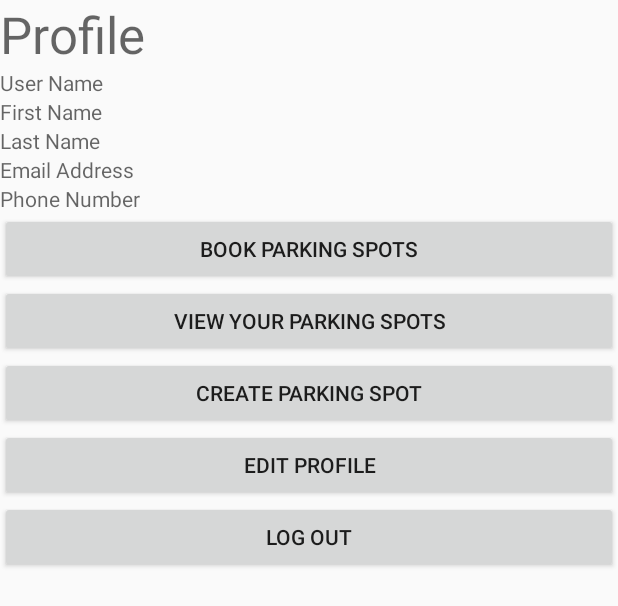
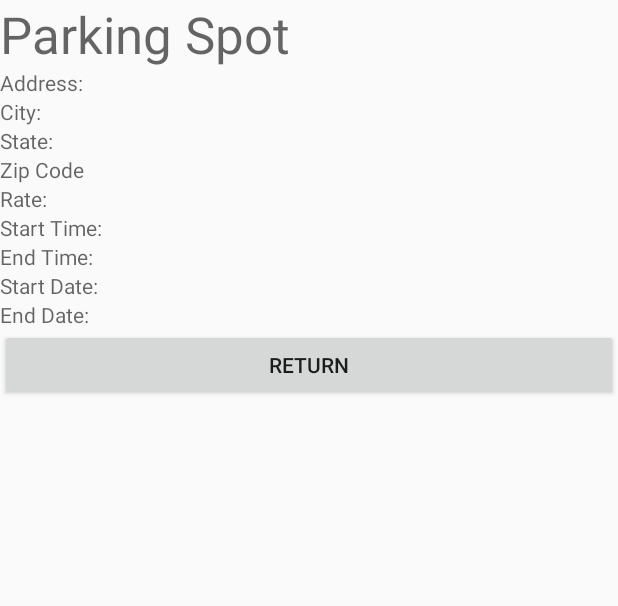
Before and after one commit to StephenKairos/ParkHere-BlackLightning, an Android app: the layout activity_parking_spot.xml on its own in the app's theme, with its tools: preview values and no code run, on a phone screen of 412 x 824 dp. Shown: the top 606 px of the screen. Run offline under Robolectric (Android 15) with nearby library versions, the phone set to English and light mode, and no system bars.

Commit message:
Updated ParkingSpotActivity

```diff
--- a/app/src/main/java/com/blacklightning/parkhere/ProfileActivity.java
+++ b/app/src/main/java/com/blacklightning/parkhere/ProfileActivity.java
@@ -137,6 +137,7 @@ public class ProfileActivity extends AppCompatActivity implements View.OnClickLi
          bCreateParkingSpots.setOnClickListener(this);
          bEditProfile.setOnClickListener(this);
          bLogOut.setOnClickListener(this);
+         bViewParkingSpots.setOnClickListener(this);
          testMaps.setOnClickListener(this);
     }
 
@@ -160,6 +161,10 @@ public class ProfileActivity extends AppCompatActivity implements View.OnClickLi
         } else if(v == testMaps) {
             Intent mapIntent = new Intent(ProfileActivity.this, MapsActivity.class);
             startActivity(mapIntent);
+        } else if(v == bViewParkingSpots) {
+            Intent viewParkingSpotsIntent = new Intent(ProfileActivity.this, ParkingSpotActivity.class);
+            viewParkingSpotsIntent.putExtra("pSpotID", "kappst12467");
+            startActivity(viewParkingSpotsIntent);
         }
      }
 }
--- a/app/src/main/res/layout/activity_parking_spot.xml
+++ b/app/src/main/res/layout/activity_parking_spot.xml
@@ -23,81 +23,80 @@
                 android:orientation="vertical" >
 
                 <TextView
-                    android:id="@+id/textView"
+                    android:id="@+id/parkingSpotTitle"
                     android:layout_width="match_parent"
                     android:layout_height="wrap_content"
-                    android:text="Profile"
+                    android:text="Parking Spot"
                     android:textAppearance="@style/TextAppearance.AppCompat.Display1" />
 
                 <TextView
-                    android:id="@+id/userName"
+                    android:id="@+id/pStAddress"
                     android:layout_width="match_parent"
                     android:layout_height="wrap_content"
                     android:ems="10"
-                    android:inputType="textPersonName"
-                    android:hint="User Name" />
+                    android:hint="Address:" />
 
                 <TextView
-                    android:id="@+id/firstName"
+                    android:id="@+id/pCity"
                     android:layout_width="match_parent"
                     android:layout_height="wrap_content"
                     android:ems="10"
-                    android:inputType="textPersonName"
-                    android:hint="First Name" />
+                    android:hint="City:" />
 
                 <TextView
-                    android:id="@+id/lastName"
+                    android:id="@+id/pState"
                     android:layout_width="match_parent"
                     android:layout_height="wrap_content"
                     android:ems="10"
-                    android:inputType="textPersonName"
-                    android:hint="Last Name" />
+                    android:hint="State:" />
 
                 <TextView
-                    android:id="@+id/emailAddress"
+                    android:id="@+id/pZipcode"
                     android:layout_width="match_parent"
                     android:layout_height="wrap_content"
                     android:ems="10"
-                    android:inputType="textPersonName"
-                    android:hint="Email Address" />
+                    android:hint="Zip Code" />
 
                 <TextView
-                    android:id="@+id/phoneNumber"
+                    android:id="@+id/pRate"
                     android:layout_width="match_parent"
                     android:layout_height="wrap_content"
                     android:ems="10"
-                    android:inputType="textPersonName"
-                    android:hint="Phone Number" />
+                    android:hint="Rate:" />
+
+                <TextView
+                    android:id="@+id/pTimeStart"
+                    android:layout_width="match_parent"
+                    android:layout_height="wrap_content"
+                    android:ems="10"
+                    android:hint="Start Time:" />
+
+                <TextView
+                    android:id="@+id/pTimeEnd"
+                    android:layout_width="match_parent"
+                    android:layout_height="wrap_content"
+                    android:ems="10"
+                    android:hint="End Time:" />
+
+                <TextView
+                    android:id="@+id/pDateStart"
+                    android:layout_width="match_parent"
+                    android:layout_height="wrap_content"
+                    android:ems="10"
+                    android:hint="Start Date:" />
+
+                <TextView
+                    android:id="@+id/pDateEnd"
+                    android:layout_width="match_parent"
+                    android:layout_height="wrap_content"
+                    android:ems="10"
+                    android:hint="End Date:" />
 
                 <Button
-                    android:id="@+id/bookParkingSpots"
+                    android:id="@+id/bParkingSpotReturn"
                     android:layout_width="match_parent"
                     android:layout_height="wrap_content"
-                    android:text="Book Parking Spots" />
-
-                <Button
-                    android:id="@+id/viewYourParkingSpots"
-                    android:layout_width="match_parent"
-                    android:layout_height="wrap_content"
-                    android:text="View Your Parking Spots" />
-
-                <Button
-                    android:id="@+id/createParkingSpots"
-                    android:layout_width="match_parent"
-                    android:layout_height="wrap_content"
-                    android:text="Create Parking Spot" />
-
-                <Button
-                    android:id="@+id/editProfile"
-                    android:layout_width="match_parent"
-                    android:layout_height="wrap_content"
-                    android:text="Edit Profile" />
-
-                <Button
-                    android:id="@+id/LogOut"
-                    android:layout_width="match_parent"
-                    android:layout_height="wrap_content"
-                    android:text="Log Out" />
+                    android:text="Return" />
 
             </LinearLayout>
         </ScrollView>
--- a/app/src/main/res/layout/activity_profile.xml
+++ b/app/src/main/res/layout/activity_profile.xml
@@ -34,7 +34,6 @@
                     android:layout_width="match_parent"
                     android:layout_height="wrap_content"
                     android:ems="10"
-                    android:inputType="textPersonName"
                     android:hint="User Name" />
 
                 <TextView
@@ -42,7 +41,6 @@
                     android:layout_width="match_parent"
                     android:layout_height="wrap_content"
                     android:ems="10"
-                    android:inputType="textPersonName"
                     android:hint="First Name" />
 
                 <TextView
@@ -50,7 +48,6 @@
                     android:layout_width="match_parent"
                     android:layout_height="wrap_content"
                     android:ems="10"
-                    android:inputType="textPersonName"
                     android:hint="Last Name" />
 
                 <TextView
@@ -58,7 +55,6 @@
                     android:layout_width="match_parent"
                     android:layout_height="wrap_content"
                     android:ems="10"
-                    android:inputType="textPersonName"
                     android:hint="Email Address" />
 
                 <TextView
@@ -66,7 +62,6 @@
                     android:layout_width="match_parent"
                     android:layout_height="wrap_content"
                     android:ems="10"
-                    android:inputType="textPersonName"
                     android:hint="Phone Number" />
 
                 <Button
```
Also changed, not shown: app/src/main/java/com/blacklightning/parkhere/ParkingSpace.java (deleted, +0 -8 lines), app/src/main/java/com/blacklightning/parkhere/ParkingSpotActivity.java (+97 -56 lines).
